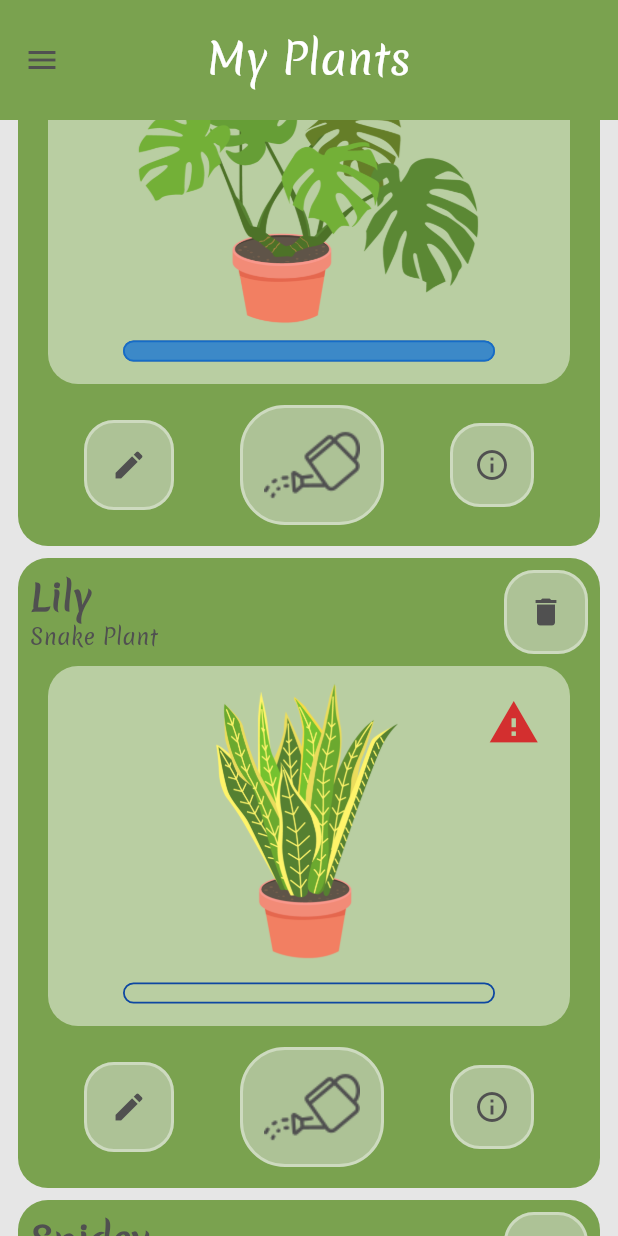
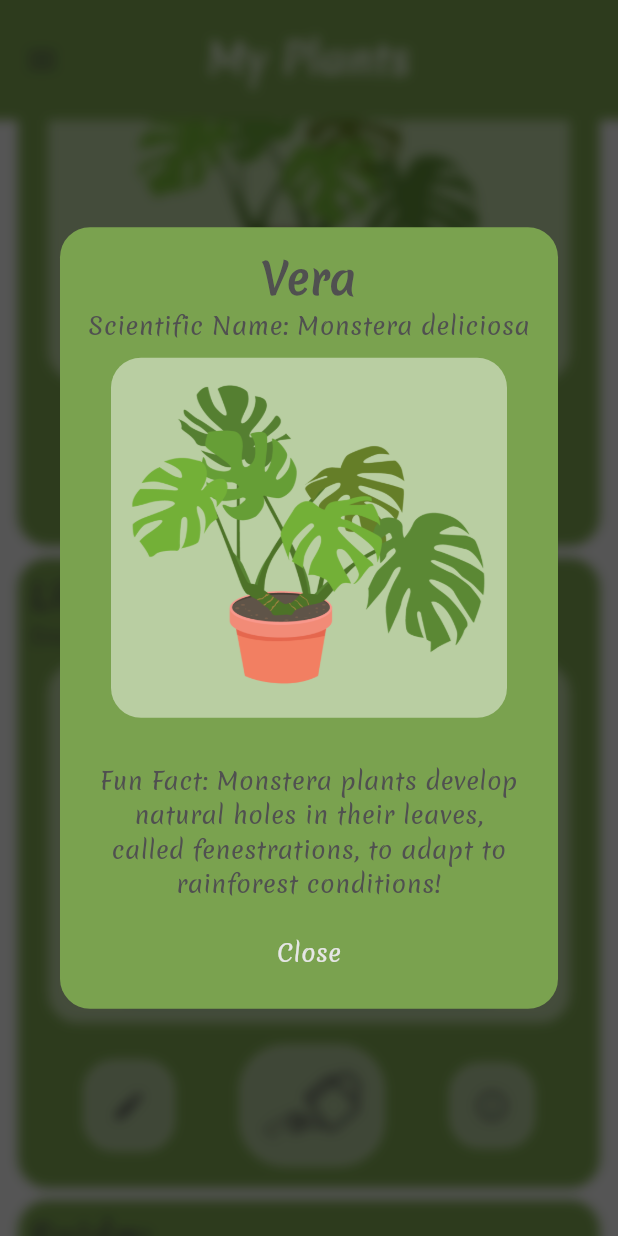
Before and after one commit to my-happy-plants-project-2/My-Happy-Plants-Frontend, a Flutter app: the HomePage screen opened by its route, scrolled down 576 dp, after a tap on the "info outline" icon, on a phone screen of 412 x 824 dp. Run offline on Flutter 3.47's test engine with Material 3 defaults, Android fonts, the phone set to English and light mode, and no system bars; missing offline and left inert: webview_windows.

Commit message:
Added logout, added fun fact file, added rough infobox

```diff
--- a/Frontend/lib/components/app_drawer.dart
+++ b/Frontend/lib/components/app_drawer.dart
@@ -1,4 +1,6 @@
 import 'package:flutter/material.dart';
+import 'package:my_happy_plants_flutter/providers/login_provider.dart';
+import 'package:provider/provider.dart';
 
 // @Author Filip Claesson, Pehr Nortén
 class AppDrawer extends StatelessWidget {
@@ -95,6 +97,7 @@ class AppDrawer extends StatelessWidget {
                   iconColor: Theme.of(context).colorScheme.onSurface,
                   selectedColor: Theme.of(context).colorScheme.secondary,
                   onTap: () {
+                    Provider.of<LoginProvider>(context, listen: false).logout();
                     Navigator.pushReplacementNamed(context,
                         '/login_page'); // Navigate to login page and remove all other routes from the stack
                   },
--- a/Frontend/lib/components/my_plants_card.dart
+++ b/Frontend/lib/components/my_plants_card.dart
@@ -1,9 +1,11 @@
 import 'dart:math';
+import 'dart:ui';
 
 import 'package:flutter/material.dart';
 import 'package:my_happy_plants_flutter/components/custom_icon_button.dart';
 import 'package:my_happy_plants_flutter/components/water_bar.dart';
 import 'package:my_happy_plants_flutter/model/plant.dart';
+import 'package:my_happy_plants_flutter/model/plant_facts.dart';
 import 'package:my_happy_plants_flutter/providers/plant_provider.dart';
 import 'package:provider/provider.dart';
 
@@ -59,10 +61,6 @@ class MyPlantsCard extends StatelessWidget {
           ),
           Text(plant.commonName),
         ],
-      ),
-      CustomIconButton(
-        icon: Icons.delete,
-        onPressed: () => _deletePlant(context)
       ),
     ],
     ),
@@ -142,8 +140,7 @@ class MyPlantsCard extends StatelessWidget {
             ),
             CustomIconButton(
               icon: Icons.info_outline,
-              onPressed: () {
-              },
+              onPressed: () => _showPlantInfoDialog(context),
             ),
           ],
         ),
@@ -229,4 +226,110 @@ class MyPlantsCard extends StatelessWidget {
       ),
     );
   }
+
+  void _showPlantInfoDialog(BuildContext context) {
+    String funFact = PlantFacts.getFact(plant.commonName);
+    showDialog(context: context,
+      barrierDismissible: true,
+      builder: (context) {
+        return Stack(
+          children: [
+            BackdropFilter(
+              filter: ImageFilter.blur(sigmaX: 4, sigmaY: 4),
+              child: Container(
+                color: Colors.black.withOpacity(0.2),
+              ),
+            ),
+            Center(
+              child: Dialog(
+                shape: RoundedRectangleBorder(
+                  borderRadius: BorderRadius.circular(20),
+                ),
+                backgroundColor: Theme
+                    .of(context)
+                    .colorScheme
+                    .primary,
+                child: Padding(
+                  padding: EdgeInsets.all(14.0),
+                  child: Column(
+                    mainAxisSize: MainAxisSize.min,
+                    crossAxisAlignment: CrossAxisAlignment.center,
+                    children: [
+                      Text(
+                        plant.nickname,
+                        style: const TextStyle(
+                          fontSize: 28,
+                          fontWeight: FontWeight.bold,
+                        ),
+                        textAlign: TextAlign.center,
+                      ),
+                      Text(
+                        "Scientific Name: ${plant.scientificName}",
+                        style: TextStyle(
+                          fontSize: 16,
+                          color: Colors.grey[650],
+                        ),
+                      ),
+                      const SizedBox(height: 10),
+                      Padding(padding: const EdgeInsets.symmetric(horizontal: 20),
+                      child: Container(
+                        height: 240,
+                        width: 400,
+                        decoration: BoxDecoration(
+                          color: Colors.white.withAlpha(120),
+                          borderRadius: BorderRadius.circular(20),
+        ),
+                          child: Column(
+                            mainAxisAlignment: MainAxisAlignment.center,
+                            children: [
+                              Expanded(
+                                flex: 15,
+                                child: ClipRRect(
+                                  borderRadius: BorderRadius.circular(12),
+                                  child: FittedBox(
+                                    fit: BoxFit.contain,
+                                    child: Image.asset(
+                                      plant.imagePath,
+                                      height: 250,
+                                      width: 250,
+                                    ),
+                                  ),
+                                ),
+                              )
+                            ],
+                          )
+                        ),
+                      ),
+                      const SizedBox(height: 20),
+                      Container(
+                        padding: const EdgeInsets.all(10),
+                        decoration: BoxDecoration(
+                          color: Theme.of(context).colorScheme.primary,
+                          borderRadius: BorderRadius.circular(10),
+                        ),
+                        child: Text(
+                          "Fun Fact: $funFact",
+                          style: const TextStyle(fontSize: 16),
+                          textAlign: TextAlign.center,
+                        ),
+                      ),
+                      TextButton(
+                        onPressed: () => Navigator.pop(context),
+                        child: Text("Close",
+                        style: TextStyle(
+                          fontSize: 16,
+                          color: Theme.of(context).colorScheme.surface,
+                        ),
+                        ),
+                      ),
+                    ],
+                  ),
+                ),
+              ),
+            ),
+          ],
+        );
+      },
+    );
+  }
 }
--- /dev/null
+++ b/Frontend/lib/model/plant_facts.dart
@@ -0,0 +1,13 @@
+class PlantFacts {
+  static final Map<String, String> facts = {
+    "Monstera": "Monstera plants develop natural holes in their leaves, called fenestrations, to adapt to rainforest conditions!",
+    "Aloe Vera": "Aloe Vera can survive for weeks without water, making it one of the easiest plants to care for.",
+    "Snake Plant": "The Snake Plant is one of the few plants that releases oxygen at night, making it great for bedrooms!",
+    "Cactus": "Cacti store water in their thick stems, allowing them to survive in extremely dry climates.",
+    "Peace Lily": "Peace Lilies are known for their air-purifying abilities and are great for improving indoor air quality!",
+  };
+
+  static String getFact(String commonName) {
+    return facts[commonName] ?? "This plant is amazing in its own unique way!";
+  }
+}
--- a/Frontend/lib/pages/login_page.dart
+++ b/Frontend/lib/pages/login_page.dart
@@ -30,6 +30,8 @@ class _LoginPageState extends State<LoginPage> {
     final loginProvider = context.read<LoginProvider>();
     final email = _emailController.text.trim();
     final password = _passwordController.text.trim();
+
+    //Navigator.pushNamed(context, '/home_page'); // TA BORT KOMMENTAREN OM NI VILL IN I PROGRAMMET
 
     // Check if email or password is empty, if so show a snackbar and return.
     if (email.isEmpty && password.isEmpty) {
@@ -135,7 +137,7 @@ class _LoginPageState extends State<LoginPage> {
                   padding:
                       const EdgeInsets.symmetric(vertical: 14, horizontal: 50),
                 ),
-                onPressed: _isSignUpMode? () => _signUp(context) : () => _login(context), //Kommentera bort denna raden och lägg in den under om ni vill in.
+                onPressed: _isSignUpMode? () => _signUp(context) : () => _login(context),
                 //Navigator.pushNamed(context, '/home_page');
                 child: Text(_isSignUpMode ? "Sign Up" : "Login", style: const TextStyle(fontSize: 18),
                 ),
--- a/Frontend/lib/providers/login_provider.dart
+++ b/Frontend/lib/providers/login_provider.dart
@@ -31,4 +31,9 @@ class LoginProvider extends ChangeNotifier {
       return false;
     }
   }
+
+  void logout() {
+    _token = null;
+    notifyListeners();
+  }
 }
```
